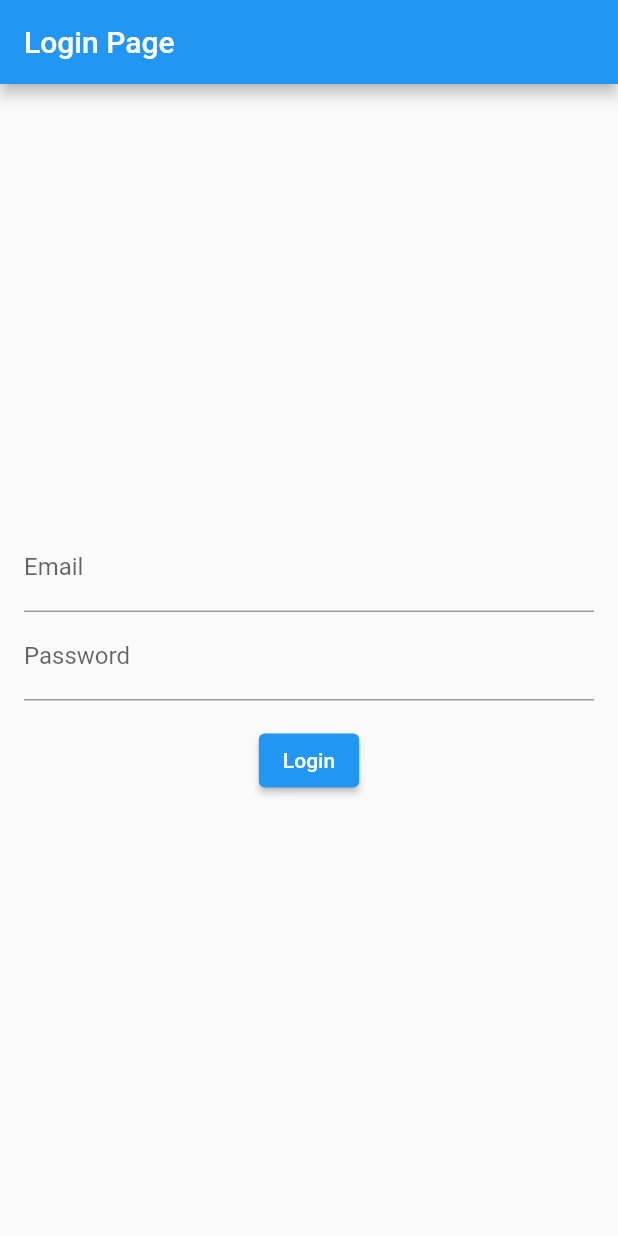
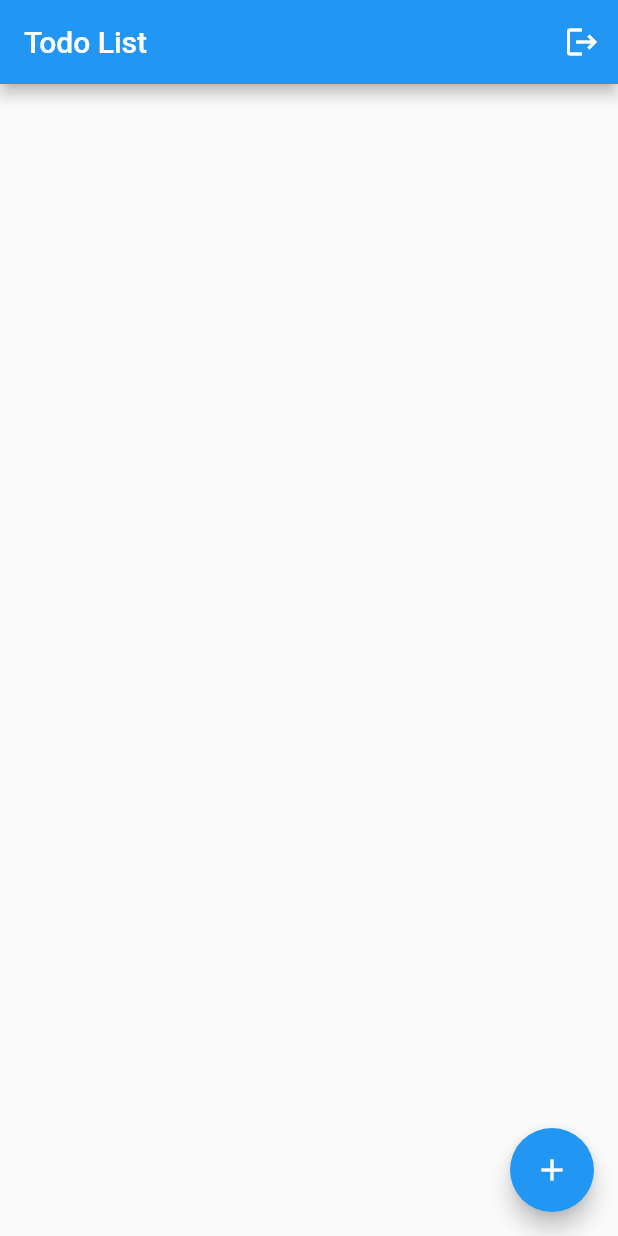
Before and after one commit to 666nana666/simple-to-do-app, a Flutter app: the screen it shows after launch, on a phone screen of 412 x 824 dp. Run offline on Flutter 3.47's test engine with Material 2 defaults, Android fonts, the light colour scheme and no system bars; our stand-ins replace bloc, dartz, dio, equatable, firebase_auth, firebase_core and 10 more; accounts and stored records are empty.

Commit message:
feat: slicing todo list & implement todo list

```diff
--- a/lib/core/navigator/generate_route.dart
+++ b/lib/core/navigator/generate_route.dart
@@ -1,4 +1,5 @@
 import 'package:flutter/material.dart';
+import 'package:simpletodoapp/features/task/presentation/pages/todo_page.dart';
 
 import '../../features/auth/presentation/pages/login_page.dart';
 
@@ -7,9 +8,11 @@ Route<dynamic> generateRoute(RouteSettings settings) => MaterialPageRoute(
         switch (settings.name) {
           case LoginPage.routeName:
             return const LoginPage();
+          case TodoPage.routeName:
+            return const TodoPage();
 
           default:
-            return const LoginPage();
+            return const TodoPage();
         }
       },
       settings: settings,
--- /dev/null
+++ b/lib/features/task/presentation/cubit/todo_cubit.dart
@@ -0,0 +1,95 @@
+import 'package:bloc/bloc.dart';
+import 'package:firebase_auth/firebase_auth.dart';
+import 'package:firebase_database/firebase_database.dart';
+import 'package:injectable/injectable.dart';
+
+part 'todo_state.dart';
+
+@Injectable()
+class TodoCubit extends Cubit<TodoState> {
+  late final DatabaseReference _todoRef;
+  final FirebaseAuth _auth = FirebaseAuth.instance;
+
+  TodoCubit() : super(TodoInitial()) {
+    final User? user = _auth.currentUser;
+    if (user != null) {
+      _todoRef = FirebaseDatabase.instance.reference().child('users/${user.uid}/todos');
+      _todoRef.onValue.listen((event) {
+        final data = event.snapshot.value as Map<dynamic, dynamic>?;
+        final todos = data?.entries.map((e) {
+          final key = e.key as String;
+          final value = e.value as Map<dynamic, dynamic>;
+          return Todo(
+            id: key,
+            title: value['title'] as String,
+            completed: value['completed'] as bool,
+          );
+        }).toList();
+
+        emit(TodoLoaded(todos: todos ?? []));
+      });
+    }
+  }
+
+  Future<void> addTodo({required String title}) async {
+    try {
+      final todo = Todo(
+        id: DateTime.now().millisecondsSinceEpoch.toString(),
+        title: title,
+        completed: false,
+      );
+
+      await _todoRef.child(todo.id).set(todo.toJson());
+    } catch (e) {
+      emit(TodoError(message: 'Failed to add todo'));
+    }
+  }
+
+  Future<void> toggleTodoComplete({required Todo todo}) async {
+    try {
+      final updatedTodo = todo.copyWith(completed: !todo.completed);
+      await _todoRef.child(updatedTodo.id).update(updatedTodo.toJson());
+    } catch (e) {
+      emit(TodoError(message: 'Failed to toggle todo complete status'));
+    }
+  }
+
+  Future<void> deleteTodo({required Todo todo}) async {
+    try {
+      await _todoRef.child(todo.id).remove();
+    } catch (e) {
+      emit(TodoError(message: 'Failed to delete todo'));
+    }
+  }
+}
+
+class Todo {
+  final String id;
+  final String title;
+  final bool completed;
+
+  Todo({
+    required this.id,
+    required this.title,
+    required this.completed,
+  });
+
+  Map<String, dynamic> toJson() {
+    return {
+      'title': title,
+      'completed': completed,
+    };
+  }
+
+  Todo copyWith({
+    String? id,
+    String? title,
+    bool? completed,
+  }) {
+    return Todo(
+      id: id ?? this.id,
+      title: title ?? this.title,
+      completed: completed ?? this.completed,
+    );
+  }
+}
--- /dev/null
+++ b/lib/features/task/presentation/cubit/todo_state.dart
@@ -0,0 +1,21 @@
+part of 'todo_cubit.dart';
+
+abstract class TodoState {
+  const TodoState();
+}
+
+class TodoInitial extends TodoState {}
+
+class TodoLoading extends TodoState {}
+
+class TodoLoaded extends TodoState {
+  final List<Todo> todos;
+
+  TodoLoaded({required this.todos});
+}
+
+class TodoError extends TodoState {
+  final String message;
+
+  TodoError({required this.message});
+}
--- /dev/null
+++ b/lib/features/task/presentation/pages/todo_page.dart
@@ -0,0 +1,120 @@
+import 'package:firebase_auth/firebase_auth.dart';
+import 'package:flutter/material.dart';
+import 'package:flutter_bloc/flutter_bloc.dart';
+import 'package:simpletodoapp/core/di/service_locator.dart';
+
+import '../cubit/todo_cubit.dart';
+
+class TodoPage extends StatelessWidget {
+  static const routeName = 'todo_page';
+
+  const TodoPage({Key? key}) : super(key: key);
+
+  @override
+  Widget build(BuildContext context) {
+    return BlocBuilder<TodoCubit, TodoState>(
+      bloc: getIt<TodoCubit>(),
+      builder: (context, state) {
+        final TodoCubit todoCubit = BlocProvider.of<TodoCubit>(context);
+
+        return Scaffold(
+          appBar: AppBar(
+            title: const Text('Todo List'),
+            actions: [
+              IconButton(
+                icon: const Icon(Icons.logout),
+                onPressed: () async {
+                  await FirebaseAuth.instance.signOut();
+                  Navigator.of(context).popUntil((route) => route.isFirst);
+                },
+              )
+            ],
+          ),
+          body: body(todoCubit, state),
+          floatingActionButton: FloatingActionButton(
+            child: const Icon(Icons.add),
+            onPressed: () async {
+              final TextEditingController controller = TextEditingController();
+              await showDialog(
+                context: context,
+                builder: (context) {
+                  return AlertDialog(
+                    title: const Text('Add Todo'),
+                    content: TextFormField(
+                      controller: controller,
+                      decoration: const InputDecoration(hintText: 'Todo title'),
+                      validator: (value) {
+                        if (value == null || value.isEmpty) {
+                          return 'Please enter a title';
+                        }
+                        return null;
+                      },
+                    ),
+                    actions: [
+                      TextButton(
+                        child: const Text('Cancel'),
+                        onPressed: () {
+                          Navigator.of(context).pop();
+                        },
+                      ),
+                      ElevatedButton(
+                        child: const Text('Add'),
+                        onPressed: () async {
+                          final String title = controller.text;
+                          if (title.isNotEmpty) {
+                            await todoCubit.addTodo(title: title);
+                          }
+                          Navigator.of(context).pop();
+                        },
+                      ),
+                    ],
+                  );
+                },
+              );
+            },
+          ),
+        );
+      },
+    );
+  }
+
+  Widget body(TodoCubit todoCubit, TodoState state) {
+    if (state is TodoLoading) {
+      return const Scaffold(
+        body: Center(
+          child: CircularProgressIndicator(),
+        ),
+      );
+    } else if (state is TodoLoaded) {
+      ListView.builder(
+        itemCount: state.todos.length,
+        itemBuilder: (context, index) {
+          final Todo todo = state.todos[index];
+          return ListTile(
+            title: Text(todo.title),
+            leading: Checkbox(
+              value: todo.completed,
+              onChanged: (_) async {
+                await todoCubit.toggleTodoComplete(todo: todo);
+              },
+            ),
+            trailing: IconButton(
+              icon: const Icon(Icons.delete),
+              onPressed: () async {
+                await todoCubit.deleteTodo(todo: todo);
+              },
+            ),
+          );
+        },
+      );
+    } else if (state is TodoError) {
+      return Scaffold(
+        body: Center(
+          child: Text(state.message),
+        ),
+      );
+    }
+
+    return Scaffold(body: Container());
+  }
+}
--- a/pubspec.yaml
+++ b/pubspec.yaml
@@ -66,6 +66,7 @@ dependencies:
   flutter_countdown_timer: ^4.1.0
   flutter_hooks: ^0.18.5+1
   firebase_auth: ^3.11.2
+  firebase_database: ^9.1.7
 
 
 dev_dependencies:
```
Also changed, not shown: lib/features/auth/presentation/cubit/auth_cubit.dart (+52 -0 lines), lib/features/auth/presentation/cubit/auth_state.dart (+22 -2 lines), lib/features/auth/presentation/pages/login_page.dart (+47 -28 lines), lib/main.dart (+7 -1 lines), lib/core/di/service_locator.config.dart, pubspec.lock, 5 other files.
